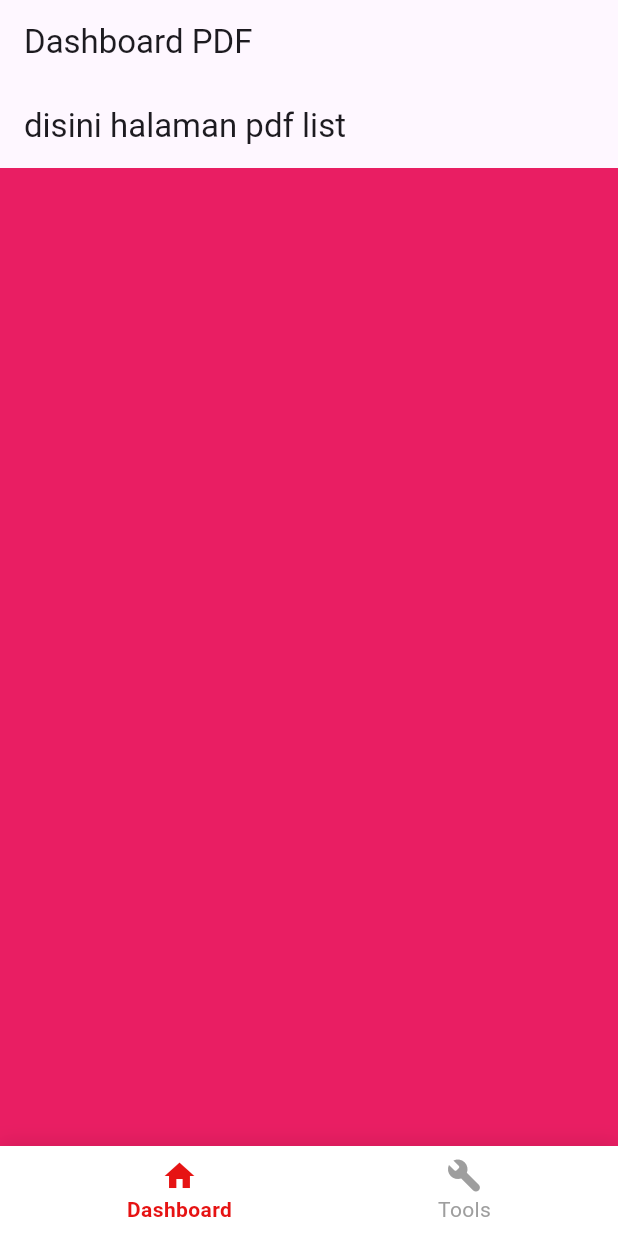
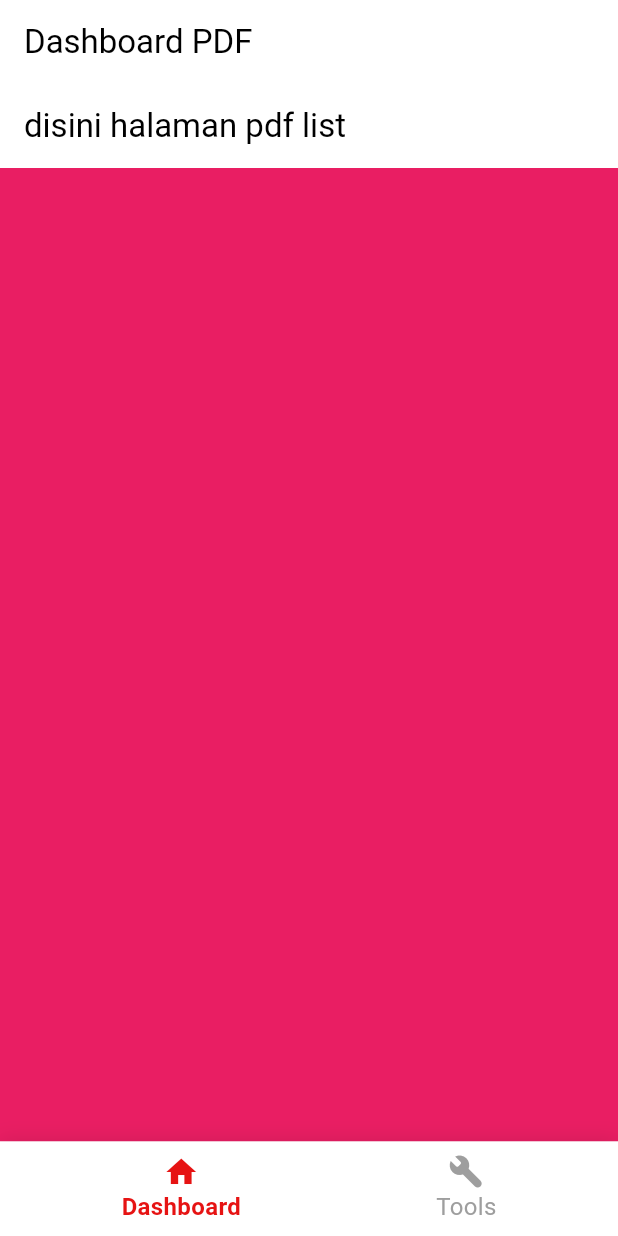
Before and after one commit to mkdm54/easyPDF-app, a Flutter app: the Dashboard screen opened directly, on a phone screen of 412 x 824 dp. Run offline on Flutter 3.47's test engine with Material 3 defaults, Android fonts, the phone set to English and light mode, and no system bars; our stand-ins replace video_player.

Commit message:
FEAT: tambahkan app theme untuk mode gelap dan terang

```diff
--- a/lib/main.dart
+++ b/lib/main.dart
@@ -1,5 +1,7 @@
 import 'package:flutter/material.dart';
-import 'package:easy_pdf/screens/splash_screen/splash_screen.dart';
+// import 'package:easy_pdf/screens/splash_screen/splash_screen.dart';
+import 'package:easy_pdf/screens/dashboard.dart';
+import 'package:easy_pdf/theme/app_theme.dart';
 
 void main() {
   runApp(const MyApp());
@@ -12,8 +14,11 @@ class MyApp extends StatelessWidget {
   Widget build(BuildContext context) {
     return MaterialApp(
       title: 'easy PDF',
+      theme: AppTheme.lightTheme,
+      darkTheme: AppTheme.darkTheme,
+      themeMode: ThemeMode.system,
       debugShowCheckedModeBanner: false,
-      home: const SplashScreen(),
+      home: const Dashboard(),
     );
   }
 }
--- /dev/null
+++ b/lib/theme/app_theme.dart
@@ -0,0 +1,23 @@
+import 'package:flutter/material.dart';
+
+class AppTheme {
+  static final Color _primaryColor = Color.fromRGBO(221, 25, 11, 1.0);
+  static final Color _lightBgColor = Colors.white;
+  static final Color _darkBgColor = Colors.grey[300]!;
+
+  static ThemeData lightTheme = ThemeData(
+    brightness: Brightness.light,
+    colorScheme: ColorScheme.light(primary: _primaryColor, surface: _lightBgColor),
+    textTheme: const TextTheme(
+      bodyMedium: TextStyle(color: Colors.black, fontSize: 16),
+    ),
+  );
+
+  static ThemeData darkTheme = ThemeData(
+    brightness: Brightness.dark,
+    colorScheme: ColorScheme.dark(primary: _primaryColor, surface: _darkBgColor),
+    textTheme: const TextTheme(
+      bodyMedium: TextStyle(color: Colors.white, fontSize: 16),
+    ),
+  );
+}
```
